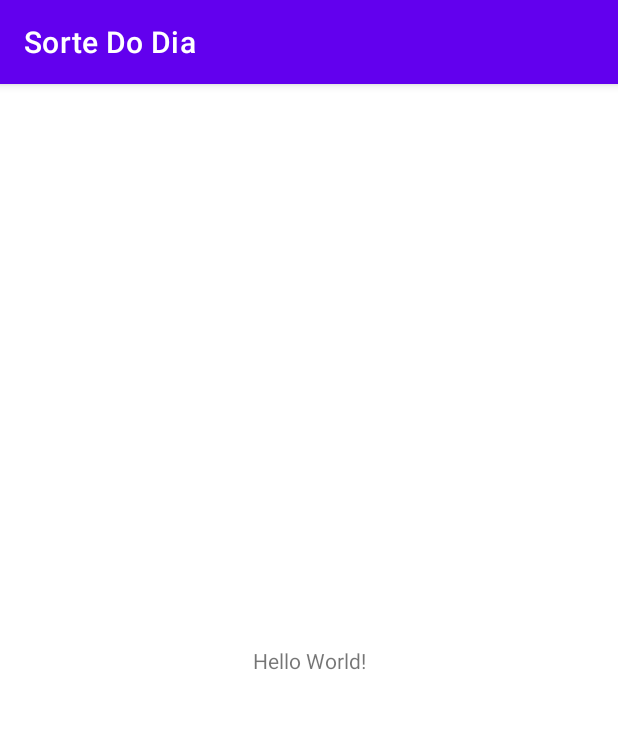
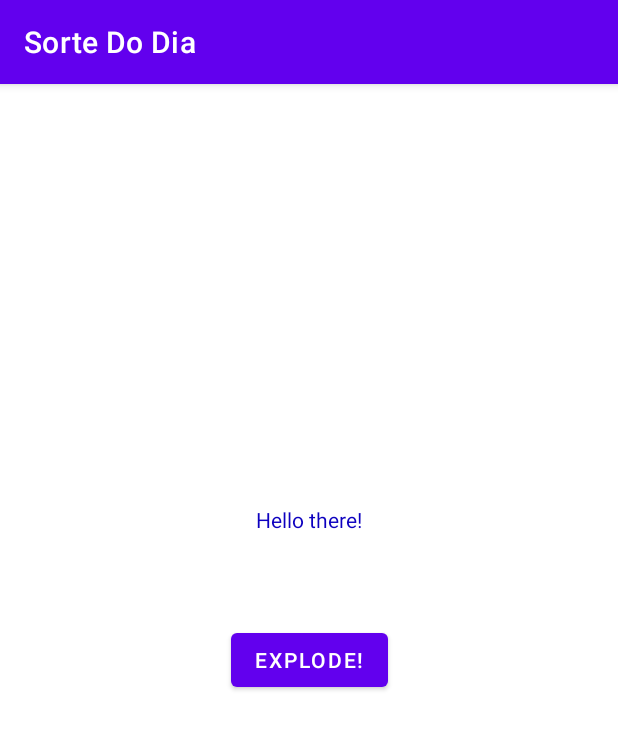
Before and after one commit to G-R-Schmidt/SorteDoDia, an Android app: the screen it shows after launch (MainActivity), on a phone screen of 412 x 824 dp. Shown: the top 729 px of the screen. Run offline under Robolectric (Android 15) with nearby library versions, the phone set to English and light mode, and no system bars.

Commit message:
Massages Random

```diff
--- a/app/src/main/java/br/com/up/sortedodia/MainActivity.java
+++ b/app/src/main/java/br/com/up/sortedodia/MainActivity.java
@@ -3,12 +3,46 @@ package br.com.up.sortedodia;
 import androidx.appcompat.app.AppCompatActivity;
 
 import android.os.Bundle;
+import android.view.View;
+import android.widget.Button;
+import android.widget.TextView;
+
+import java.util.ArrayList;
+import java.util.Random;
 
 public class MainActivity extends AppCompatActivity {
+
+    private TextView textViewTitle;
+    private Button buttonAction;
+    private ArrayList<String> massages = new ArrayList<>();
 
     @Override
     protected void onCreate(Bundle savedInstanceState) {
         super.onCreate(savedInstanceState);
         setContentView(R.layout.activity_main);
+
+        massages.add("I´ll do what I must!");
+        massages.add("Kill them I must!");
+        massages.add("Don't forget me!");
+        massages.add("Hummm GAY they are!");
+        massages.add("General Kenobi!!!");
+
+        textViewTitle = (TextView) findViewById(R.id.fts);
+        buttonAction = (Button) findViewById(R.id.explode);
+
+        textViewTitle.setText("Hello there!");
+
+        View.OnClickListener listener = new View.OnClickListener() {
+            @Override
+            public void onClick(View view) {
+
+                int position = new Random().nextInt(massages.size());
+                String message = massages.get(position);
+                textViewTitle.setText(message);
+            }
+        };
+
+        buttonAction.setOnClickListener(listener);
+
     }
 }
--- a/app/src/main/res/layout/activity_main.xml
+++ b/app/src/main/res/layout/activity_main.xml
@@ -4,15 +4,31 @@
     xmlns:tools="http://schemas.android.com/tools"
     android:layout_width="match_parent"
     android:layout_height="match_parent"
+    android:backgroundTint="@color/black"
     tools:context=".MainActivity">
 
     <TextView
+        android:id="@+id/fts"
         android:layout_width="wrap_content"
         android:layout_height="wrap_content"
-        android:text="Hello World!"
+        android:backgroundTint="#009688"
+        android:text="Fuck that Shit"
+        android:textColor="#0D00BF"
         app:layout_constraintBottom_toBottomOf="parent"
         app:layout_constraintEnd_toEndOf="parent"
         app:layout_constraintStart_toStartOf="parent"
-        app:layout_constraintTop_toTopOf="parent" />
+        app:layout_constraintTop_toTopOf="parent"
+        app:layout_constraintVertical_bias="0.375" />
+
+    <Button
+        android:id="@+id/explode"
+        android:layout_width="wrap_content"
+        android:layout_height="wrap_content"
+        android:layout_marginBottom="300dp"
+        android:text="Explode!"
+        app:layout_constraintBottom_toBottomOf="parent"
+        app:layout_constraintEnd_toEndOf="parent"
+        app:layout_constraintStart_toStartOf="parent"
+        app:layout_constraintTop_toBottomOf="@+id/fts" />
 
 </androidx.constraintlayout.widget.ConstraintLayout>
```
